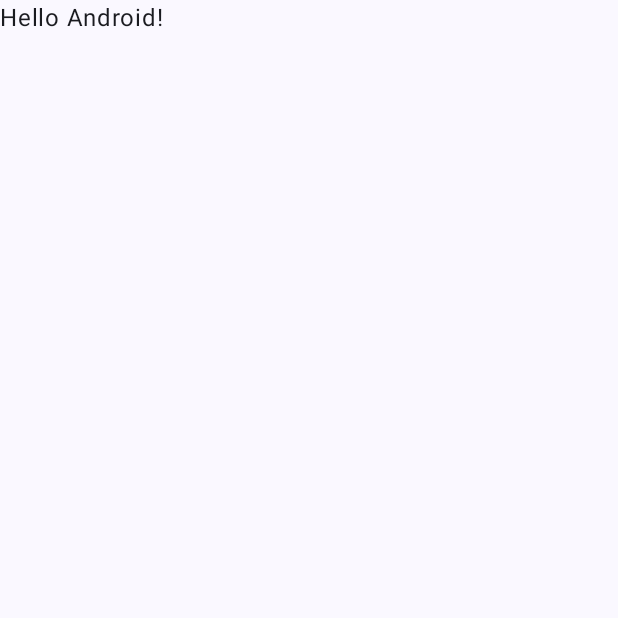
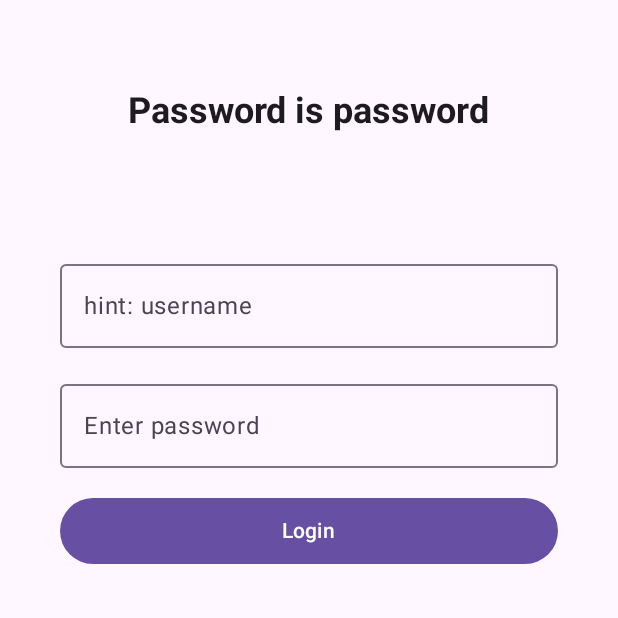
Before and after one commit to silent-8ch/formsandlists, an Android app built with Jetpack Compose: the screen it shows after launch (MainActivity), on a phone screen of 412 x 824 dp, the top half of it. Before the commit the part shown is almost empty. Run offline under Robolectric (Android 15) with nearby library versions, the phone set to English and light mode, and no system bars.

Commit message:
android parity

```diff
--- a/FormsandListsAndroid/app/src/main/java/com/p4u1/formsandlists/android/MainActivity.kt
+++ b/FormsandListsAndroid/app/src/main/java/com/p4u1/formsandlists/android/MainActivity.kt
@@ -3,45 +3,206 @@ package com.p4u1.formsandlists.android
 import android.os.Bundle
 import androidx.activity.ComponentActivity
 import androidx.activity.compose.setContent
-import androidx.activity.enableEdgeToEdge
-import androidx.compose.foundation.layout.fillMaxSize
-import androidx.compose.foundation.layout.padding
-import androidx.compose.material3.Scaffold
-import androidx.compose.material3.Text
-import androidx.compose.runtime.Composable
+import androidx.compose.animation.AnimatedVisibility
+import androidx.compose.animation.fadeIn
+import androidx.compose.animation.fadeOut
+import androidx.compose.foundation.Canvas
+import androidx.compose.foundation.layout.*
+import androidx.compose.foundation.text.KeyboardOptions
+import androidx.compose.material3.*
+import androidx.compose.runtime.*
+import androidx.compose.ui.Alignment
 import androidx.compose.ui.Modifier
-import androidx.compose.ui.tooling.preview.Preview
-import com.p4u1.formsandlists.android.ui.theme.FormsAndListsTheme
+import androidx.compose.ui.geometry.Offset
+import androidx.compose.ui.graphics.Color
+import androidx.compose.ui.graphics.drawscope.rotate
+import androidx.compose.ui.text.font.FontWeight
+import androidx.compose.ui.text.input.KeyboardType
+import androidx.compose.ui.text.input.PasswordVisualTransformation
+import androidx.compose.ui.unit.dp
+import androidx.compose.ui.unit.sp
+import com.p4u1.formsandlists.android.ui.theme.*
+import kotlinx.coroutines.delay
+import kotlinx.coroutines.launch
+import kotlin.random.Random
 
 class MainActivity : ComponentActivity() {
     override fun onCreate(savedInstanceState: Bundle?) {
         super.onCreate(savedInstanceState)
-        enableEdgeToEdge()
         setContent {
-            FormsAndListsTheme {
-                Scaffold(modifier = Modifier.fillMaxSize()) { innerPadding ->
-                    Greeting(
-                        name = "Android",
-                        modifier = Modifier.padding(innerPadding)
-                    )
-                }
+            var showSuccess by remember { mutableStateOf(false) }
+
+            AnimatedVisibility(
+                visible = !showSuccess,
+                enter = fadeIn(),
+                exit = fadeOut()
+            ) {
+                LoginScreen(onLoginSuccess = { showSuccess = true })
+            }
+
+            AnimatedVisibility(
+                visible = showSuccess,
+                enter = fadeIn(),
+                exit = fadeOut()
+            ) {
+                SuccessScreen()
+            }
+        }
+    }
+}
+
+@OptIn(ExperimentalMaterial3Api::class)
+@Composable
+fun LoginScreen(onLoginSuccess: () -> Unit) {
+    var username by remember { mutableStateOf("") }
+    var password by remember { mutableStateOf("") }
+    var showError by remember { mutableStateOf(false) }
+    val snackbarHostState = remember { SnackbarHostState() }
+    val scope = rememberCoroutineScope()
+
+    Scaffold(
+        snackbarHost = { SnackbarHost(snackbarHostState) }
+    ) { padding ->
+        Column(
+            modifier = Modifier
+                .fillMaxSize()
+                .padding(padding)
+                .padding(horizontal = 40.dp),
+            horizontalAlignment = Alignment.CenterHorizontally
+        ) {
+            Spacer(modifier = Modifier.height(60.dp))
+
+            Text(
+                text = "Password is password",
+                fontSize = 24.sp,
+                fontWeight = FontWeight.Bold
+            )
+
+            Spacer(modifier = Modifier.height(80.dp))
+
+            OutlinedTextField(
+                value = username,
+                onValueChange = { username = it },
+                label = { Text("hint: username") },
+                modifier = Modifier.fillMaxWidth(),
+                singleLine = true
+            )
+
+            Spacer(modifier = Modifier.height(16.dp))
+
+            OutlinedTextField(
+                value = password,
+                onValueChange = { password = it },
+                label = { Text("Enter password") },
+                visualTransformation = PasswordVisualTransformation(),
+                keyboardOptions = KeyboardOptions(keyboardType = KeyboardType.Password),
+                modifier = Modifier.fillMaxWidth(),
+                singleLine = true
+            )
+
+            Spacer(modifier = Modifier.height(20.dp))
+
+            Button(
+                onClick = {
+                    if (password == "password") {
+                        onLoginSuccess()
+                    } else {
+                        scope.launch {
+                            snackbarHostState.showSnackbar(
+                                "Incorrect password. Remember, the password is 'password'",
+                                duration = SnackbarDuration.Short
+                            )
+                        }
+                    }
+                },
+                modifier = Modifier
+                    .fillMaxWidth()
+                    .height(44.dp)
+            ) {
+                Text("Login")
             }
         }
     }
 }
 
 @Composable
-fun Greeting(name: String, modifier: Modifier = Modifier) {
-    Text(
-        text = "Hello $name!",
-        modifier = modifier
-    )
+fun SuccessScreen() {
+    Box(
+        modifier = Modifier.fillMaxSize(),
+        contentAlignment = Alignment.Center
+    ) {
+        Column(
+            horizontalAlignment = Alignment.CenterHorizontally
+        ) {
+            Text(
+                text = "Good Job!",
+                fontSize = 32.sp,
+                fontWeight = FontWeight.Bold
+            )
+
+            ConfettiAnimation()
+        }
+    }
 }
 
-@Preview(showBackground = true)
 @Composable
-fun GreetingPreview() {
-    FormsAndListsTheme {
-        Greeting("Android")
+fun ConfettiAnimation() {
+    val confettiColors = listOf(
+        ConfettiRed,
+        ConfettiBlue,
+        ConfettiGreen,
+        ConfettiYellow,
+        ConfettiPurple
+    )
+
+    var particles by remember { mutableStateOf(emptyList<ConfettiParticle>()) }
+    val scope = rememberCoroutineScope()
+
+    LaunchedEffect(Unit) {
+        // Create initial particles spread across the width
+        val screenWidth = 1000f // Approximate screen width
+        particles = List(50) { // Start with fewer particles
+            val startX = Random.nextFloat() * screenWidth
+            ConfettiParticle.create(Offset(startX, -50f), confettiColors)
+        }
+
+        // Animation loop
+        scope.launch {
+            while (true) {
+                delay(16) // Approximately 60 FPS
+                particles = particles.filter { it.alpha > 0 }.map {
+                    it.apply { update(0.016f) }
+                }
+
+                // Add new particles more frequently but fewer at a time
+                if (Random.nextFloat() < 0.3f) { // 30% chance each frame
+                    val newParticles = List(2) { // Add just 2 particles at a time
+                        val startX = Random.nextFloat() * screenWidth
+                        ConfettiParticle.create(Offset(startX, -50f), confettiColors)
+                    }
+                    particles = particles + newParticles
+                }
+
+                // Limit total particles to prevent performance issues
+                if (particles.size > 100) {
+                    particles = particles.take(100)
+                }
+            }
+        }
+    }
+
+    Canvas(
+        modifier = Modifier.fillMaxSize()
+    ) {
+        particles.forEach { particle ->
+            rotate(particle.rotation, particle.position) {
+                drawRect(
+                    color = particle.color,
+                    topLeft = Offset(-particle.size / 2, -particle.size / 2),
+                    size = androidx.compose.ui.geometry.Size(particle.size, particle.size),
+                    alpha = particle.alpha
+                )
+            }
+        }
     }
 }
```
Also changed, not shown: FormsandListsAndroid/app/src/main/java/com/p4u1/formsandlists/android/ConfettiParticle.kt (added, +53 -0 lines), FormsandListsAndroid/app/src/main/java/com/p4u1/formsandlists/android/ui/theme/Color.kt (+7 -0 lines), 1 other file.
